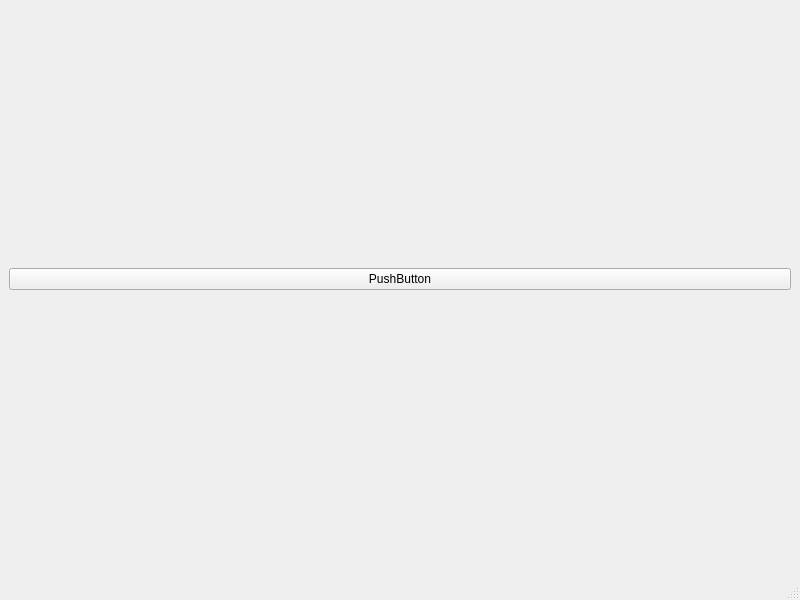
Above: FAK/mainwindow.ui from Teddy-Ro/FAK before the change. Below: the same form after it.
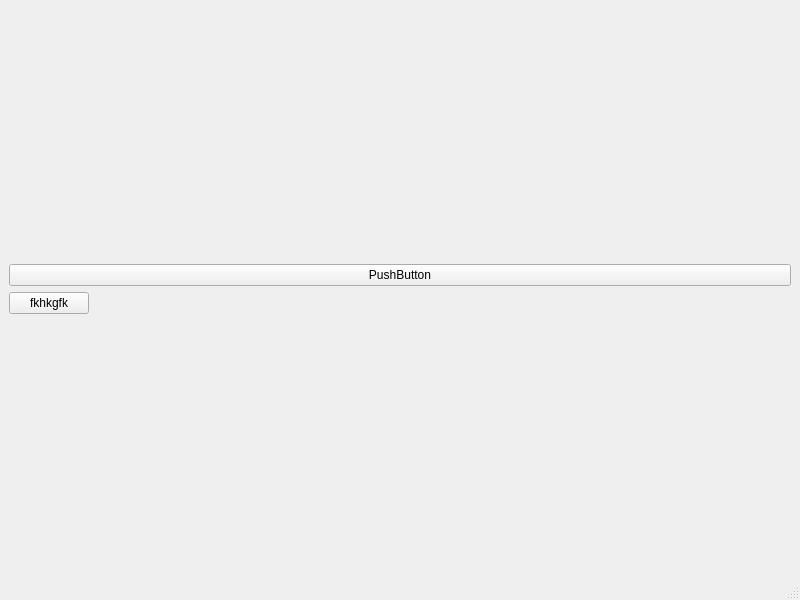
That is the form after the change.

```diff
--- a/FAK/mainwindow.ui
+++ b/FAK/mainwindow.ui
@@ -29,6 +29,13 @@
         <item>
          <layout class="QVBoxLayout" name="verticalLayoutForButtons"/>
         </item>
+        <item>
+         <widget class="QPushButton" name="pushButton_2">
+          <property name="text">
+           <string>fkhkgfk</string>
+          </property>
+         </widget>
+        </item>
         <item>
          <spacer name="horizontalSpacer">
           <property name="orientation">
```
Left out of the diff: 2 changed lines with no effect on the pictures.
